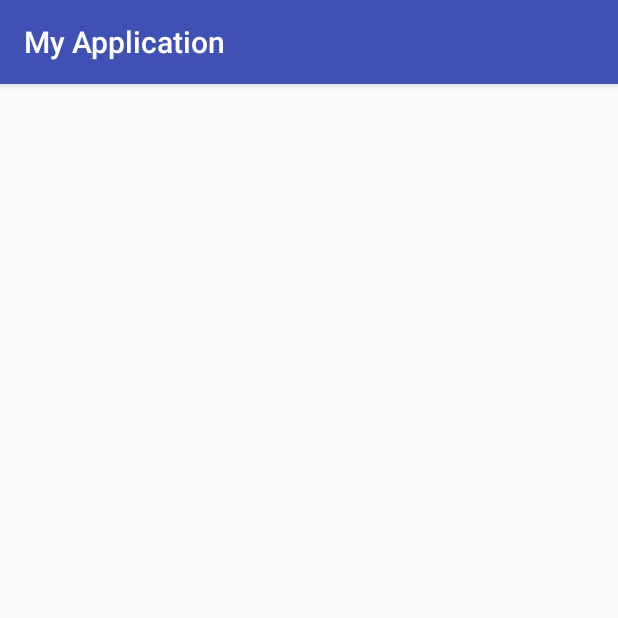
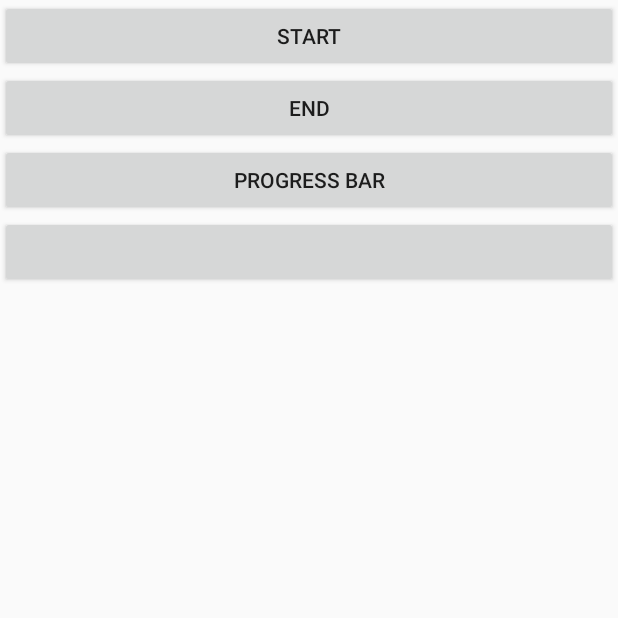
Before and after one commit to gledes/app, an Android app: the screen it shows after launch (MainActivity), on a phone screen of 412 x 824 dp, the top half of it. Run offline under Robolectric (Android 15) with nearby library versions, the phone set to English and light mode, and no system bars.

Commit message:
增加progressbar

```diff
--- a/app/src/main/AndroidManifest.xml
+++ b/app/src/main/AndroidManifest.xml
@@ -16,6 +16,7 @@
                 <category android:name="android.intent.category.LAUNCHER" />
             </intent-filter>
         </activity>
+        <activity android:name=".ProgressBarActivity"></activity>
     </application>
 
 </manifest>
--- a/app/src/main/java/com/example/jin/myapplication/MainActivity.java
+++ b/app/src/main/java/com/example/jin/myapplication/MainActivity.java
@@ -1,13 +1,78 @@
 package com.example.jin.myapplication;
 
+import android.app.Activity;
+import android.content.Intent;
+import android.os.Handler;
 import android.support.v7.app.AppCompatActivity;
 import android.os.Bundle;
+import android.util.Log;
+import android.view.View;
+import android.widget.Button;
 
-public class MainActivity extends AppCompatActivity {
+public class MainActivity extends Activity {
+
+    private Button startButton;
+
+    private Button endButton;
+
+    private Button progress;
+
+    private Button handleThreadTest;
 
     @Override
     protected void onCreate(Bundle savedInstanceState) {
         super.onCreate(savedInstanceState);
         setContentView(R.layout.activity_main);
+
+        startButton = (Button)findViewById(R.id.startButtn);
+        endButton = (Button)findViewById(R.id.endBubttn);
+
+        startButton.setOnClickListener(new StartButtonListener());
+        endButton.setOnClickListener(new EndButtonListener());
+
+        progress = (Button) findViewById(R.id.progress);
+
+        progress.setOnClickListener(new View.OnClickListener() {
+            @Override
+            public void onClick(View v) {
+                Intent intent = new Intent();
+                intent.setClass(MainActivity.this, ProgressBarActivity.class);
+                MainActivity.this.startActivity(intent);
+            }
+        });
+
+        handleThreadTest = (Button)findViewById(R.id.handerThreadTest);
+//        handleThreadTest.setOnClickListener(new View.OnClickListener() {
+//            @Override
+//            public void onClick(View v) {
+//                Intent intent = new Intent();
+//                intent.setClass(MainActivity.this, HanderThreadTest.class);
+//            }
+//        });
+
+
+
     }
+
+    class StartButtonListener implements View.OnClickListener {
+        public void onClick(View v) {
+            handler.post(updateThread);
+        }
+    }
+
+    class EndButtonListener implements View.OnClickListener {
+        public void onClick(View v) {
+            handler.removeCallbacks(updateThread);
+        }
+    }
+
+    Handler handler = new Handler();
+    Runnable updateThread = new Runnable() {
+        @Override
+        public void run() {
+            System.out.print("UpdateThread");
+            Log.i("UpdateThread", "UpdateThread");
+            handler.postDelayed(updateThread, 3000);
+        }
+    };
 }
--- a/app/src/main/res/layout/activity_main.xml
+++ b/app/src/main/res/layout/activity_main.xml
@@ -1,9 +1,31 @@
 <?xml version="1.0" encoding="utf-8"?>
-<android.support.constraint.ConstraintLayout xmlns:android="http://schemas.android.com/apk/res/android"
-    xmlns:app="http://schemas.android.com/apk/res-auto"
-    xmlns:tools="http://schemas.android.com/tools"
+<LinearLayout xmlns:android="http://schemas.android.com/apk/res/android"
+    android:orientation="vertical"
     android:layout_width="match_parent"
-    android:layout_height="match_parent"
-    tools:context="com.example.jin.myapplication.MainActivity">
+    android:layout_height="match_parent">
 
-</android.support.constraint.ConstraintLayout>
+    <Button
+        android:id="@+id/startButtn"
+        android:layout_width="match_parent"
+        android:layout_height="wrap_content"
+        android:text="@string/start_btn"
+        />
+
+    <Button
+        android:id="@+id/endBubttn"
+        android:layout_width="match_parent"
+        android:layout_height="wrap_content"
+        android:text="@string/end_btn"
+        />
+
+    <Button
+        android:id="@+id/progress"
+        android:layout_width="match_parent"
+        android:layout_height="wrap_content"
+        android:text="progress bar"/>
+
+    <Button
+        android:id="@+id/handerThreadTest"
+        android:layout_width="match_parent"
+        android:layout_height="wrap_content" />
+</LinearLayout>
--- a/app/src/main/res/values/strings.xml
+++ b/app/src/main/res/values/strings.xml
@@ -1,3 +1,6 @@
 <resources>
     <string name="app_name">My Application</string>
+    <string name="start_btn">start</string>
+    <string name="end_btn">end</string>
+    <string name="title_activity_hander_thread_test">HanderThreadTest</string>
 </resources>
```
Also changed, not shown: app/src/main/java/com/example/jin/myapplication/ProgressBarActivity.java (added, +66 -0 lines), app/src/main/res/layout/activity_progress_bar.xml (added, +20 -0 lines).
